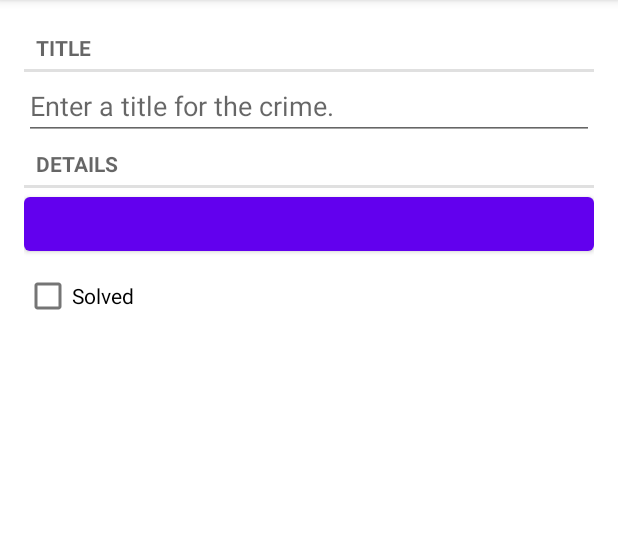
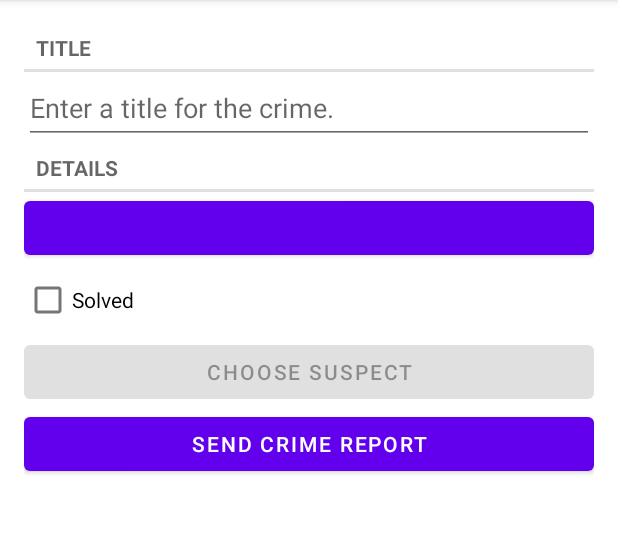
Before and after one commit to gloh1301/CriminalIntent, an Android app: the fragment CrimeFragment placed in its activity, on a phone screen of 412 x 824 dp, the part 84-618 px from its top. Run offline under Robolectric (Android 15) with nearby library versions, the phone set to English and light mode, and no system bars; our stand-ins replace Room's generated code; 2 statements that could not run were skipped.

Commit message:
Chapter 14 and 15

```diff
--- a/app/src/main/java/com/bignerdranch/android/criminalintent/Crime.kt
+++ b/app/src/main/java/com/bignerdranch/android/criminalintent/Crime.kt
@@ -8,4 +8,5 @@ import java.util.*
 data class Crime(@PrimaryKey val id: UUID = UUID.randomUUID(),
                  var title: String = "",
                  var date: Date = Date(),
-                 var isSolved: Boolean = false)
+                 var isSolved: Boolean = false,
+                 var suspect: String = "")
--- a/app/src/main/java/com/bignerdranch/android/criminalintent/CrimeFragment.kt
+++ b/app/src/main/java/com/bignerdranch/android/criminalintent/CrimeFragment.kt
@@ -1,8 +1,15 @@
 package com.bignerdranch.android.criminalintent
 
+import android.app.Activity
+import android.content.Intent
+import android.content.pm.PackageManager
+import android.content.pm.ResolveInfo
+import android.net.Uri
 import android.os.Bundle
+import android.provider.ContactsContract
 import android.text.Editable
 import android.text.TextWatcher
+import android.text.format.DateFormat
 import android.util.Log
 import androidx.fragment.app.Fragment
 import androidx.lifecycle.Observer
@@ -19,12 +26,17 @@ private const val TAG = "CrimeFragment"
 private const val ARG_CRIME_ID = "crime_id"
 private const val DIALOG_DATE = "DialogDate"
 private const val REQUEST_DATE = 0
+private const val REQUEST_CONTACT = 1
+private const val DATE_FORMAT = "EEE, MMM, dd"
 class CrimeFragment : Fragment(), DatePickerFragment.Callbacks {
 
     private lateinit var crime: Crime
     private lateinit var titleField: EditText
     private lateinit var dateButton: Button
     private lateinit var solvedCheckBox: CheckBox
+    private lateinit var reportButton: Button
+    private lateinit var suspectButton: Button
+
     private val crimeDetailViewModel: CrimeDetailViewModel by lazy {
         ViewModelProviders.of(this).get(CrimeDetailViewModel::class.java)
     }
@@ -47,6 +59,8 @@ class CrimeFragment : Fragment(), DatePickerFragment.Callbacks {
         titleField = view.findViewById(R.id.crime_title) as EditText
         dateButton = view.findViewById(R.id.crime_date) as Button
         solvedCheckBox = view.findViewById(R.id.crime_solved) as CheckBox
+        reportButton = view.findViewById(R.id.crime_report) as Button
+        suspectButton = view.findViewById(R.id.crime_suspect) as Button
 
         return view
     }
@@ -98,6 +112,34 @@ class CrimeFragment : Fragment(), DatePickerFragment.Callbacks {
                 show(this@CrimeFragment.requireFragmentManager(), DIALOG_DATE)
             }
         }
+        reportButton.setOnClickListener {
+            Intent(Intent.ACTION_SEND).apply {
+                type = "text/plain"
+                putExtra(Intent.EXTRA_TEXT, getCrimeReport())
+                putExtra(
+                    Intent.EXTRA_SUBJECT,
+                    getString(R.string.crime_report_subject))
+            }.also { intent ->
+                val chooserIntent =
+                    Intent.createChooser(intent, getString(R.string.send_report))
+                startActivity(chooserIntent)
+            }
+        }
+        suspectButton.apply {
+            val pickContactIntent =
+                Intent(Intent.ACTION_PICK, ContactsContract.Contacts.CONTENT_URI)
+            setOnClickListener {
+                startActivityForResult(pickContactIntent, REQUEST_CONTACT)
+            }
+            // pickContactIntent.addCategory(Intent.CATEGORY_HOME)
+            val packageManager: PackageManager = requireActivity().packageManager
+            val resolvedActivity: ResolveInfo? =
+                packageManager.resolveActivity(pickContactIntent,
+                    PackageManager.MATCH_DEFAULT_ONLY)
+            if (resolvedActivity == null) {
+                isEnabled = false
+            }
+        }
     }
 
     override fun onStop() {
@@ -117,6 +159,53 @@ class CrimeFragment : Fragment(), DatePickerFragment.Callbacks {
             isChecked = crime.isSolved
             jumpDrawablesToCurrentState()
         }
+        if (crime.suspect.isNotEmpty()) {
+            suspectButton.text = crime.suspect
+        }
+    }
+
+    override fun onActivityResult(requestCode: Int, resultCode: Int, data: Intent?) {
+        when {
+            resultCode != Activity.RESULT_OK -> return
+            requestCode == REQUEST_CONTACT && data != null -> {
+                val contactUri: Uri? = data.data
+                // Specify which fields you want your query to return values for
+                val queryFields = arrayOf(ContactsContract.Contacts.DISPLAY_NAME)
+                // Perform your query - the contactUri is like a "where" clause here
+                val cursor = requireActivity().contentResolver
+                    .query(contactUri!!, queryFields, null, null, null)
+                cursor?.use {
+                    // Verify cursor contains at least one result
+                    if (it.count == 0) {
+                        return
+                    }
+                    // Pull out the first column of the first row of data -
+                    // that is your suspect's name
+                    it.moveToFirst()
+                    val suspect = it.getString(0)
+                    crime.suspect = suspect
+                    crimeDetailViewModel.saveCrime(crime)
+                    suspectButton.text = suspect
+                }
+            }
+        }
+    }
+
+
+    private fun getCrimeReport(): String {
+        val solvedString = if (crime.isSolved) {
+            getString(R.string.crime_report_solved)
+        } else {
+            getString(R.string.crime_report_unsolved)
+        }
+        val dateString = DateFormat.format(DATE_FORMAT, crime.date).toString()
+        var suspect = if (crime.suspect.isBlank()) {
+            getString(R.string.crime_report_no_suspect)
+        } else {
+            getString(R.string.crime_report_suspect, crime.suspect)
+        }
+        return getString(R.string.crime_report,
+            crime.title, dateString, solvedString, suspect)
     }
 
     companion object {
--- a/app/src/main/java/com/bignerdranch/android/criminalintent/CrimeListFragment.kt
+++ b/app/src/main/java/com/bignerdranch/android/criminalintent/CrimeListFragment.kt
@@ -3,9 +3,7 @@ package com.bignerdranch.android.criminalintent
 import android.content.Context
 import android.os.Bundle
 import android.util.Log
-import android.view.LayoutInflater
-import android.view.View
-import android.view.ViewGroup
+import android.view.*
 import android.widget.ImageView
 import android.widget.TextView
 import android.widget.Toast
@@ -40,6 +38,10 @@ class CrimeListFragment : Fragment() {
         callbacks = context as Callbacks?
     }
 
+    override fun onCreate(savedInstanceState: Bundle?) {
+        super.onCreate(savedInstanceState)
+        setHasOptionsMenu(true)
+    }
 
     override fun onCreateView(
         inflater: LayoutInflater,
@@ -69,6 +71,23 @@ class CrimeListFragment : Fragment() {
     override fun onDetach() {
         super.onDetach()
         callbacks = null
+    }
+
+    override fun onCreateOptionsMenu(menu: Menu, inflater: MenuInflater) {
+        super.onCreateOptionsMenu(menu, inflater)
+        inflater.inflate(R.menu.fragment_crime_list, menu)
+    }
+
+    override fun onOptionsItemSelected(item: MenuItem): Boolean {
+        return when (item.itemId) {
+            R.id.new_crime -> {
+                val crime = Crime()
+                crimeListViewModel.addCrime(crime)
+                callbacks?.onCrimeSelected(crime.id)
+                true
+            }
+            else -> return super.onOptionsItemSelected(item)
+        }
     }
 
     private fun updateUI(crimes: List<Crime>) {
--- a/app/src/main/java/com/bignerdranch/android/criminalintent/CrimeListViewModel.kt
+++ b/app/src/main/java/com/bignerdranch/android/criminalintent/CrimeListViewModel.kt
@@ -5,4 +5,8 @@ import androidx.lifecycle.ViewModel
 class CrimeListViewModel : ViewModel() {
     private val crimeRepository = CrimeRepository.get()
     val  crimeListLiveData = crimeRepository.getCrimes()
+
+    fun addCrime(crime: Crime) {
+        crimeRepository.addCrime(crime)
+    }
 }
--- a/app/src/main/java/com/bignerdranch/android/criminalintent/CrimeRepository.kt
+++ b/app/src/main/java/com/bignerdranch/android/criminalintent/CrimeRepository.kt
@@ -4,6 +4,7 @@ import android.content.Context
 import androidx.lifecycle.LiveData
 import androidx.room.Room
 import com.bignerdranch.android.criminalintent.database.CrimeDatabase
+import com.bignerdranch.android.criminalintent.database.migration_1_2
 import java.util.*
 import java.util.concurrent.Executors
 
@@ -15,7 +16,8 @@ class CrimeRepository private constructor(context: Context) {
         context.applicationContext,
         CrimeDatabase::class.java,
         DATABASE_NAME
-    ).build()
+    ).addMigrations(migration_1_2)
+        .build()
 
     private val crimeDao = database.crimeDao()
     private val executor = Executors.newSingleThreadExecutor()
--- /dev/null
+++ b/app/src/main/res/drawable/ic_menu_add.xml
@@ -0,0 +1,10 @@
+<vector xmlns:android="http://schemas.android.com/apk/res/android"
+    android:width="24dp"
+    android:height="24dp"
+    android:viewportWidth="24"
+    android:viewportHeight="24"
+    android:tint="#FFFFFF">
+    <path
+        android:fillColor="#FF000000"
+        android:pathData="M19,13h-6v6h-2v-6H5v-2h6V5h2v6h6v2z"/>
+</vector>
--- a/app/src/main/res/layout/fragment_crime.xml
+++ b/app/src/main/res/layout/fragment_crime.xml
@@ -10,11 +10,14 @@
         android:layout_width="match_parent"
         android:layout_height="wrap_content"
         android:text="@string/crime_title_label"/>
+
     <EditText
         android:id="@+id/crime_title"
         android:layout_width="match_parent"
         android:layout_height="wrap_content"
-        android:hint="@string/crime_title_hint"/>
+        android:hint="@string/crime_title_hint"
+        android:minHeight="48dp"
+        android:importantForAutofill="no" />
     <TextView
         style="?android:listSeparatorTextViewStyle"
         android:layout_width="match_parent"
@@ -30,4 +33,14 @@
         android:layout_width="match_parent"
         android:layout_height="wrap_content"
         android:text="@string/crime_solved_label"/>
+    <Button
+        android:id="@+id/crime_suspect"
+        android:layout_width="match_parent"
+        android:layout_height="wrap_content"
+        android:text="@string/crime_suspect_text"/>
+    <Button
+        android:id="@+id/crime_report"
+        android:layout_width="match_parent"
+        android:layout_height="wrap_content"
+        android:text="@string/crime_report_text"/>
 </LinearLayout>
--- /dev/null
+++ b/app/src/main/res/menu/fragment_crime_list.xml
@@ -0,0 +1,9 @@
+<?xml version="1.0" encoding="utf-8"?>
+<menu xmlns:android="http://schemas.android.com/apk/res/android"
+    xmlns:app="http://schemas.android.com/apk/res-auto">
+    <item
+        android:id="@+id/new_crime"
+        android:icon="@drawable/ic_menu_add"
+        android:title="@string/new_crime"
+        app:showAsAction="ifRoom|withText"/>
+</menu>
--- a/app/src/main/res/mipmap-anydpi-v26/ic_launcher_round.xml
+++ /dev/null
@@ -1,5 +0,0 @@
-<?xml version="1.0" encoding="utf-8"?>
-<adaptive-icon xmlns:android="http://schemas.android.com/apk/res/android">
-    <background android:drawable="@drawable/ic_launcher_background" />
-    <foreground android:drawable="@drawable/ic_launcher_foreground" />
-</adaptive-icon>
--- a/app/src/main/res/values/strings.xml
+++ b/app/src/main/res/values/strings.xml
@@ -4,6 +4,14 @@
     <string name="crime_title_label">Title</string>
     <string name="crime_details_label">Details</string>
     <string name="crime_solved_label">Solved</string>
-    <!-- TODO: Remove or change this placeholder text -->
-    <string name="hello_blank_fragment">Hello blank fragment</string>
+    <string name="new_crime">New Crime</string>
+    <string name="crime_suspect_text">Choose Suspect</string>
+    <string name="crime_report_text">Send Crime Report</string>
+    <string name="crime_report">%1$s! The crime was discovered on %2$s. %3$s, and %4$s</string>
+    <string name="crime_report_solved">The case is solved</string>
+    <string name="crime_report_unsolved">The case is not solved</string>
+    <string name="crime_report_no_suspect">there is no suspect.</string>
+    <string name="crime_report_suspect">the suspect is %s.</string>
+    <string name="crime_report_subject">CriminalIntent Crime Report</string>
+    <string name="send_report">Send crime report via</string>
 </resources>
--- a/build.gradle
+++ b/build.gradle
@@ -1,6 +1,6 @@
 // Top-level build file where you can add configuration options common to all sub-projects/modules.
 plugins {
-    id 'com.android.application' version '7.4.1' apply false
-    id 'com.android.library' version '7.4.1' apply false
+    id 'com.android.application' version '7.4.2' apply false
+    id 'com.android.library' version '7.4.2' apply false
     id 'org.jetbrains.kotlin.android' version '1.8.0' apply false
 }
```
Also changed, not shown: app/src/main/java/com/bignerdranch/android/criminalintent/database/CrimeDatabase.kt (+11 -1 lines), app/src/main/res/layout/fragment_crime2.xml (deleted, +0 -14 lines), app/src/main/res/mipmap-hdpi/ic_launcher_round.webp (deleted), app/src/main/res/mipmap-mdpi/ic_launcher_round.webp (deleted), app/src/main/res/mipmap-xhdpi/ic_launcher_round.webp (deleted), app/src/main/res/mipmap-xxhdpi/ic_launcher_round.webp (deleted), app/src/main/res/mipmap-xxxhdpi/ic_launcher_round.webp (deleted).
